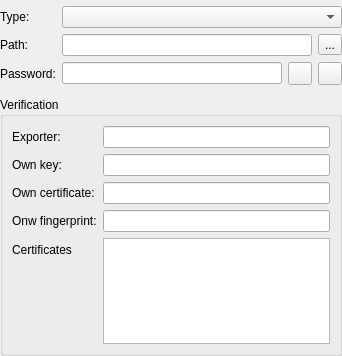
The window that src/sharing/group/GroupSharingWidget.ui (hicknhack-software/keepassxc) describes before a commit, drawn with Qt 5.
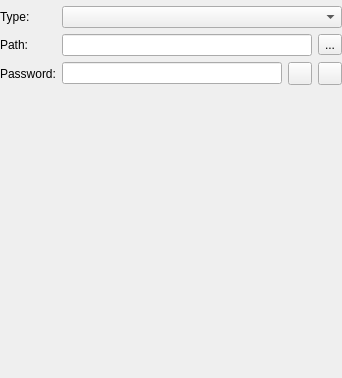
The same window after the commit. Custom widgets are drawn as their Qt base class.

Commit message:
Database holds verification instead of group
Moved sharing keys to Database instead of groups
Import of containers without certificate is possible but will ask for
each reimport since unsigned imports are untrusted

The edit to the form file:
```diff
--- a/src/sharing/group/GroupSharingWidget.ui
+++ b/src/sharing/group/GroupSharingWidget.ui
@@ -7,7 +7,7 @@
     <x>0</x>
     <y>0</y>
     <width>342</width>
-    <height>356</height>
+    <height>378</height>
    </rect>
   </property>
   <property name="windowTitle">
@@ -97,86 +97,6 @@
      <item row="5" column="1">
       <widget class="PasswordGeneratorWidget" name="passwordGenerator" native="true"/>
      </item>
-     <item row="7" column="0" colspan="2">
-      <widget class="QGroupBox" name="verificationGroupBox">
-       <property name="sizePolicy">
-        <sizepolicy hsizetype="Preferred" vsizetype="Expanding">
-         <horstretch>0</horstretch>
-         <verstretch>0</verstretch>
-        </sizepolicy>
-       </property>
-       <property name="title">
-        <string>Verification</string>
-       </property>
-       <layout class="QFormLayout" name="formLayout_3">
-        <item row="3" column="0">
-         <widget class="QLabel" name="verificationOwnCertificateLabel">
-          <property name="text">
-           <string>Own certificate:</string>
-          </property>
-         </widget>
-        </item>
-        <item row="0" column="0">
-         <widget class="QLabel" name="verificationExporterLabel">
-          <property name="text">
-           <string>Exporter:</string>
-          </property>
-         </widget>
-        </item>
-        <item row="0" column="1">
-         <widget class="QLineEdit" name="verificationExporterEdit"/>
-        </item>
-        <item row="1" column="1">
-         <widget class="QLineEdit" name="verificationOwnKeyEdit">
-          <property name="readOnly">
-           <bool>true</bool>
-          </property>
-         </widget>
-        </item>
-        <item row="1" column="0">
-         <widget class="QLabel" name="verificationOwnKeyLabel">
-          <property name="text">
-           <string>Own key:</string>
-          </property>
-         </widget>
-        </item>
-        <item row="3" column="1">
-         <widget class="QLineEdit" name="verificationOwnCertificateEdit">
-          <property name="readOnly">
-           <bool>true</bool>
-          </property>
-         </widget>
-        </item>
-        <item row="7" column="1">
-         <widget class="QTableView" name="verificationTableView">
-          <attribute name="horizontalHeaderVisible">
-           <bool>false</bool>
-          </attribute>
-          <attribute name="horizontalHeaderStretchLastSection">
-           <bool>true</bool>
-          </attribute>
-         </widget>
-        </item>
-        <item row="7" column="0">
-         <widget class="QLabel" name="verificationForeignCertificateLabel">
-          <property name="text">
-           <string>Certificates</string>
-          </property>
-         </widget>
-        </item>
-        <item row="4" column="0">
-         <widget class="QLabel" name="verificationOwnFingerprintLabel">
-          <property name="text">
-           <string>Onw fingerprint:</string>
-          </property>
-         </widget>
-        </item>
-        <item row="4" column="1">
-         <widget class="QLineEdit" name="verificationOwnFingerprintEdit"/>
-        </item>
-       </layout>
-      </widget>
-     </item>
     </layout>
    </item>
    <item>
```
The commit also changes 10 other files.
